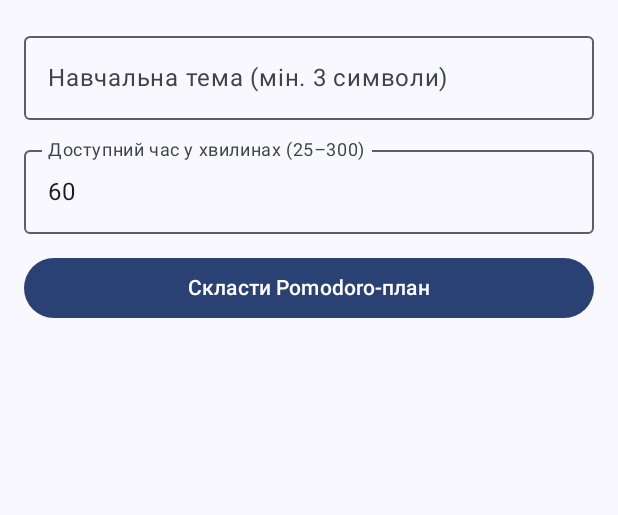
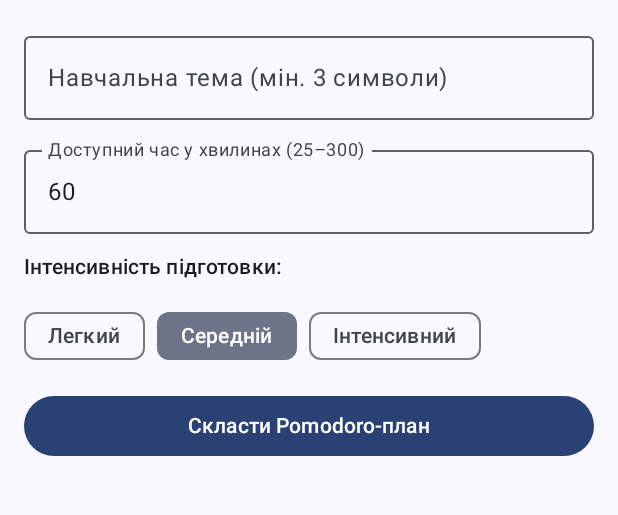
Before and after one commit to Igorivna17/focus-study, an Android app built with Jetpack Compose: the screen it shows after launch (MainActivity), on a phone screen of 412 x 824 dp, the part 96-611 px from its top. Run offline under Robolectric (Android 15) with nearby library versions, the phone set to English and light mode, and no system bars.

Commit message:
feat(mobile): add difficulty selector chips to FocusStudyScreen

```diff
--- a/mobile/app/src/main/java/com/example/focusstudy/MainActivity.kt
+++ b/mobile/app/src/main/java/com/example/focusstudy/MainActivity.kt
@@ -27,7 +27,8 @@ import java.util.concurrent.TimeUnit
 // --- Моделі даних (відповідають схемі FastAPI) ---
 data class PlanRequest(
     val topic: String,
-    val available_minutes: Int
+    val available_minutes: Int,
+    val difficulty: String = "medium"
 )
 
 data class PomodoroInterval(
@@ -92,9 +93,16 @@ class MainActivity : ComponentActivity() {
 fun FocusStudyScreen() {
     var topic by remember { mutableStateOf("") }
     var minutesText by remember { mutableStateOf("60") }
+    var selectedDifficulty by remember { mutableStateOf("medium") }
     var isLoading by remember { mutableStateOf(false) }
     var errorMessage by remember { mutableStateOf<String?>(null) }
     var planResult by remember { mutableStateOf<PlanResponse?>(null) }
+
+    val difficultyOptions = listOf(
+        "easy" to "Легкий",
+        "medium" to "Середній",
+        "hard" to "Інтенсивний"
+    )
 
     val coroutineScope = rememberCoroutineScope()
 
@@ -134,6 +142,24 @@ fun FocusStudyScreen() {
                 singleLine = true
             )
 
+            Text(
+                text = "Інтенсивність підготовки:",
+                style = MaterialTheme.typography.labelLarge
+            )
+
+            Row(
+                modifier = Modifier.fillMaxWidth(),
+                horizontalArrangement = Arrangement.spacedBy(8.dp)
+            ) {
+                difficultyOptions.forEach { (key, label) ->
+                    FilterChip(
+                        selected = selectedDifficulty == key,
+                        onClick = { selectedDifficulty = key },
+                        label = { Text(label) }
+                    )
+                }
+            }
+
             Button(
                 onClick = {
                     val trimmedTopic = topic.trim()
@@ -155,7 +181,11 @@ fun FocusStudyScreen() {
                     coroutineScope.launch {
                         try {
                             val response = RetrofitClient.api.generatePlan(
-                                PlanRequest(topic = trimmedTopic, available_minutes = minutes)
+                                PlanRequest(
+                                    topic = trimmedTopic,
+                                    available_minutes = minutes,
+                                    difficulty = selectedDifficulty
+                                )
                             )
                             planResult = response
                         } catch (e: Exception) {
```
